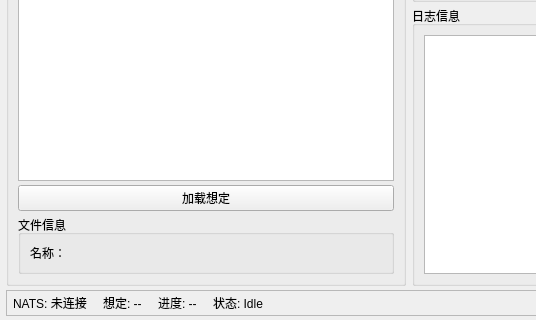
lkq12345/DataReplay, file src/APP_DataReplay/DataReplayWidget.ui: the form before one commit; both pictures show x 0 to 536 and y 480 to 800 of the 1200 by 800 pixel window.
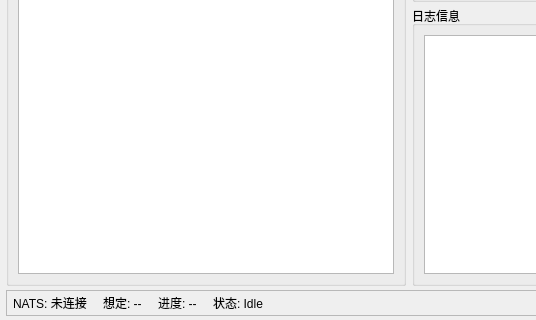
The form after the commit.

Commit message:
feat: NATS启动自动连接 + 文件管理重构（搜索/重命名/删除/树形预加载） + 初始化流程合并
- NATS: 软件启动即自动连接，不再依赖初始化按钮触发
- Communication_NATS: 添加 SERVER_DATAREPLAY_EXPORT 导出宏，修复 DLL 符号链接
- ScenarioMgr: 重写 parseScenarioXml 适配实际 XML 结构（ScenarioInfo/Attribute 格式）
- EntityInfo 精简为 id+name，Scenario 去掉 description/modelDefines
- 文件管理: 树形结构启动时预加载完整目录树，轻量扫描仅展示名称
- 搜索: ScenarioFilterProxyModel 递归匹配 + 自动展开查询结果
- 初始化: 合并「加载想定」功能，选中数据文件→一键初始化
- 右键菜单: 重命名/删除场景文件夹和数据文件（操作后自动刷新树）
- 重命名/删除: 纯文件系统驱动，去除名称约定绑定
- 移除文件信息面板相关代码
- 修复 NATS 导入库缺失（dlltool 生成 libnats.dll.a）

Diff of the .ui file:
```diff
--- a/src/APP_DataReplay/DataReplayWidget.ui
+++ b/src/APP_DataReplay/DataReplayWidget.ui
@@ -100,41 +100,6 @@
           </property>
          </widget>
         </item>
-        <!-- 加载想定按钮 -->
-        <item>
-         <widget class="QPushButton" name="btn_LoadScenario">
-          <property name="text">
-           <string>加载想定</string>
-          </property>
-         </widget>
-        </item>
-        <!-- 当前选中文件信息 -->
-        <item>
-         <widget class="QGroupBox" name="groupBox_FileInfo">
-          <property name="title">
-           <string>文件信息</string>
-          </property>
-          <layout class="QFormLayout" name="formLayout_FileInfo">
-           <item row="0" column="0">
-            <widget class="QLabel" name="label_FileInfoName">
-             <property name="text">
-              <string>名称：</string>
-             </property>
-            </widget>
-           </item>
-           <item row="0" column="1">
-            <widget class="QLabel" name="label_FileInfoValue">
-             <property name="text">
-              <string/>
-             </property>
-             <property name="wordWrap">
-              <bool>true</bool>
-             </property>
-            </widget>
-           </item>
-          </layout>
-         </widget>
-        </item>
        </layout>
       </widget>
      </item>
```
Left out of the diff: 37 changed lines with no effect on the pictures. The commit also changes 9 other files.
